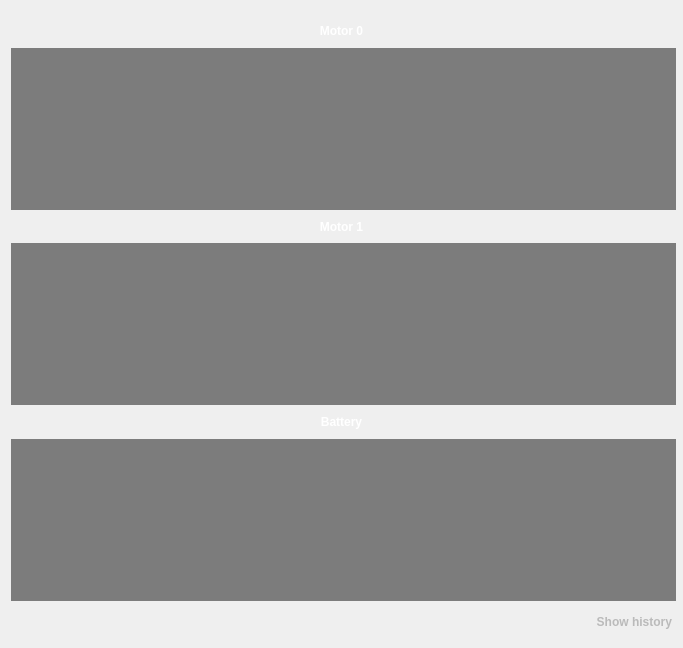
UCSolarCarTeam/Epsilon-Dashboard, file ViewLayer/DebugDisplay/MotorFaultPage/MotorFaultUi/MotorFaultUi.ui: the form before one commit.
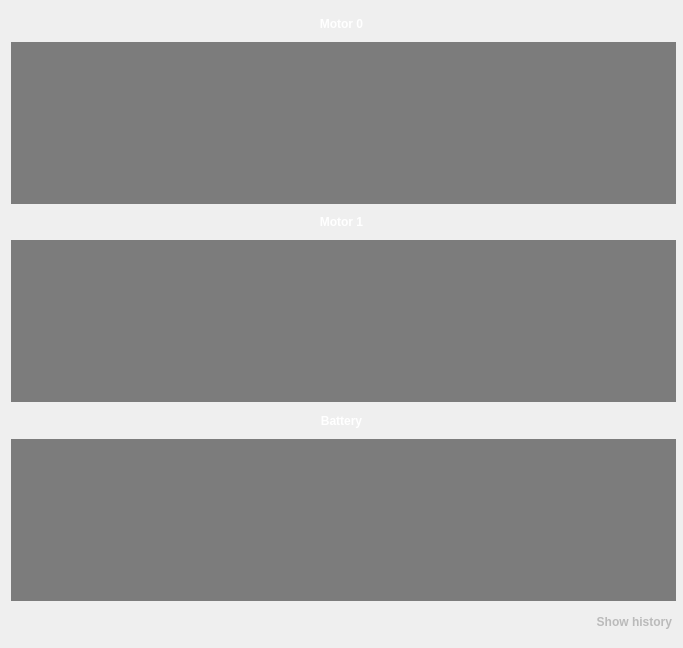
The form after the commit.

Commit message: Finished error flags display for motors

```diff
--- a/ViewLayer/DebugDisplay/MotorFaultPage/MotorFaultUi/MotorFaultUi.ui
+++ b/ViewLayer/DebugDisplay/MotorFaultPage/MotorFaultUi/MotorFaultUi.ui
@@ -32,9 +32,6 @@
    <string notr="true"/>
   </property>
   <layout class="QVBoxLayout" name="verticalLayout">
-   <property name="topMargin">
-    <number>20</number>
-   </property>
    <item>
     <widget class="QLabel" name="motor0Label">
      <property name="styleSheet">
@@ -109,7 +106,7 @@
       <property name="sizePolicy">
        <sizepolicy hsizetype="Fixed" vsizetype="Fixed">
         <horstretch>0</horstretch>
-        <verstretch>10</verstretch>
+        <verstretch>12</verstretch>
        </sizepolicy>
       </property>
       <property name="minimumSize">
@@ -134,14 +131,23 @@
       </property>
       <layout class="QVBoxLayout" name="verticalLayout_2">
        <property name="spacing">
-        <number>0</number>
+        <number>5</number>
        </property>
        <property name="sizeConstraint">
         <enum>QLayout::SetDefaultConstraint</enum>
        </property>
+       <property name="leftMargin">
+        <number>10</number>
+       </property>
        <property name="topMargin">
+        <number>10</number>
+       </property>
+       <property name="rightMargin">
         <number>0</number>
        </property>
+       <property name="bottomMargin">
+        <number>10</number>
+       </property>
       </layout>
      </widget>
     </widget>
@@ -312,8 +318,14 @@
      <property name="verticalScrollBarPolicy">
       <enum>Qt::ScrollBarAsNeeded</enum>
      </property>
+     <property name="horizontalScrollBarPolicy">
+      <enum>Qt::ScrollBarAlwaysOff</enum>
+     </property>
+     <property name="sizeAdjustPolicy">
+      <enum>QAbstractScrollArea::AdjustToContents</enum>
+     </property>
      <property name="widgetResizable">
-      <bool>true</bool>
+      <bool>false</bool>
      </property>
      <widget class="QWidget" name="motor1ContentsWidget">
       <property name="geometry">
@@ -324,11 +336,46 @@
         <height>162</height>
        </rect>
       </property>
+      <property name="sizePolicy">
+       <sizepolicy hsizetype="Fixed" vsizetype="Fixed">
+        <horstretch>0</horstretch>
+        <verstretch>0</verstretch>
+       </sizepolicy>
+      </property>
+      <property name="minimumSize">
+       <size>
+        <width>665</width>
+        <height>162</height>
+       </size>
+      </property>
+      <property name="maximumSize">
+       <size>
+        <width>665</width>
+        <height>162</height>
+       </size>
+      </property>
       <property name="styleSheet">
        <string notr="true">QWidget#motor1ContentsWidget{
 background-color:rgba(45,45,45,150);
 }</string>
       </property>
+      <layout class="QVBoxLayout" name="verticalLayout_4">
+       <property name="spacing">
+        <number>5</number>
+       </property>
+       <property name="leftMargin">
+        <number>10</number>
+       </property>
+       <property name="topMargin">
+        <number>10</number>
+       </property>
+       <property name="rightMargin">
+        <number>0</number>
+       </property>
+       <property name="bottomMargin">
+        <number>10</number>
+       </property>
+      </layout>
      </widget>
     </widget>
    </item>
```
Left out of the diff: 3 changed lines with no effect on the pictures. The commit also changes 2 other files.
